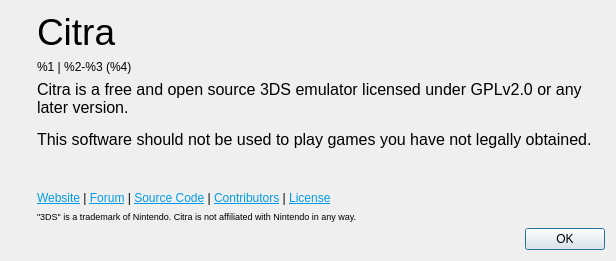
Qt form src/citra_qt/aboutdialog.ui (Lime3DS/Lime3DS) before a commit.
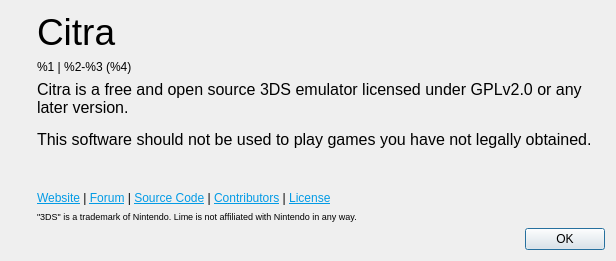
The same form after that commit. Icons and pictures are not drawn.

Commit message: Start updating text. I have not updated any text related to 'Citra accounts'.

The edit to the form file:
```diff
--- a/src/citra_qt/aboutdialog.ui
+++ b/src/citra_qt/aboutdialog.ui
@@ -131,7 +131,7 @@
           </sizepolicy>
          </property>
          <property name="text">
-          <string>&lt;html&gt;&lt;head/&gt;&lt;body&gt;&lt;p&gt;&lt;span style=&quot; font-size:7pt;&quot;&gt;&amp;quot;3DS&amp;quot; is a trademark of Nintendo. Citra is not affiliated with Nintendo in any way.&lt;/span&gt;&lt;/p&gt;&lt;/body&gt;&lt;/html&gt;</string>
+          <string>&lt;html&gt;&lt;head/&gt;&lt;body&gt;&lt;p&gt;&lt;span style=&quot; font-size:7pt;&quot;&gt;&amp;quot;3DS&amp;quot; is a trademark of Nintendo. Lime is not affiliated with Nintendo in any way.&lt;/span&gt;&lt;/p&gt;&lt;/body&gt;&lt;/html&gt;</string>
          </property>
         </widget>
        </item>
```
Left out of the diff: 2 changed lines with no effect on the pictures. The commit also changes 3 other files.
